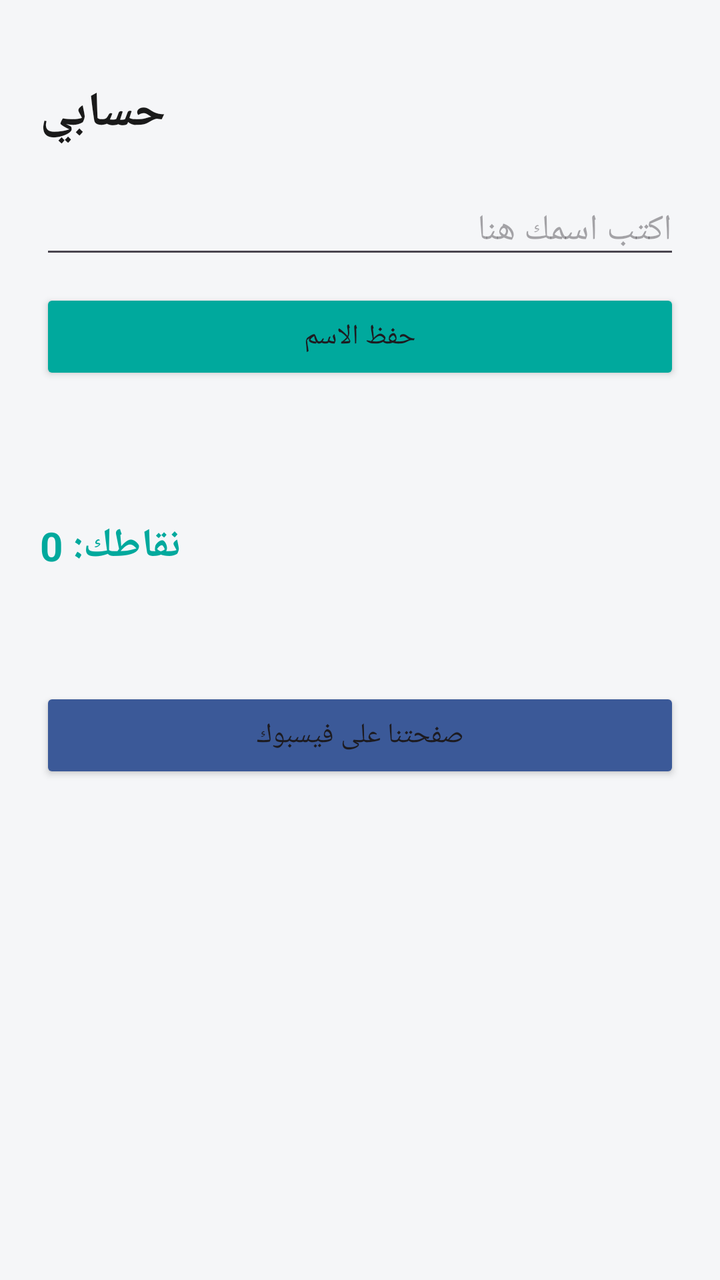
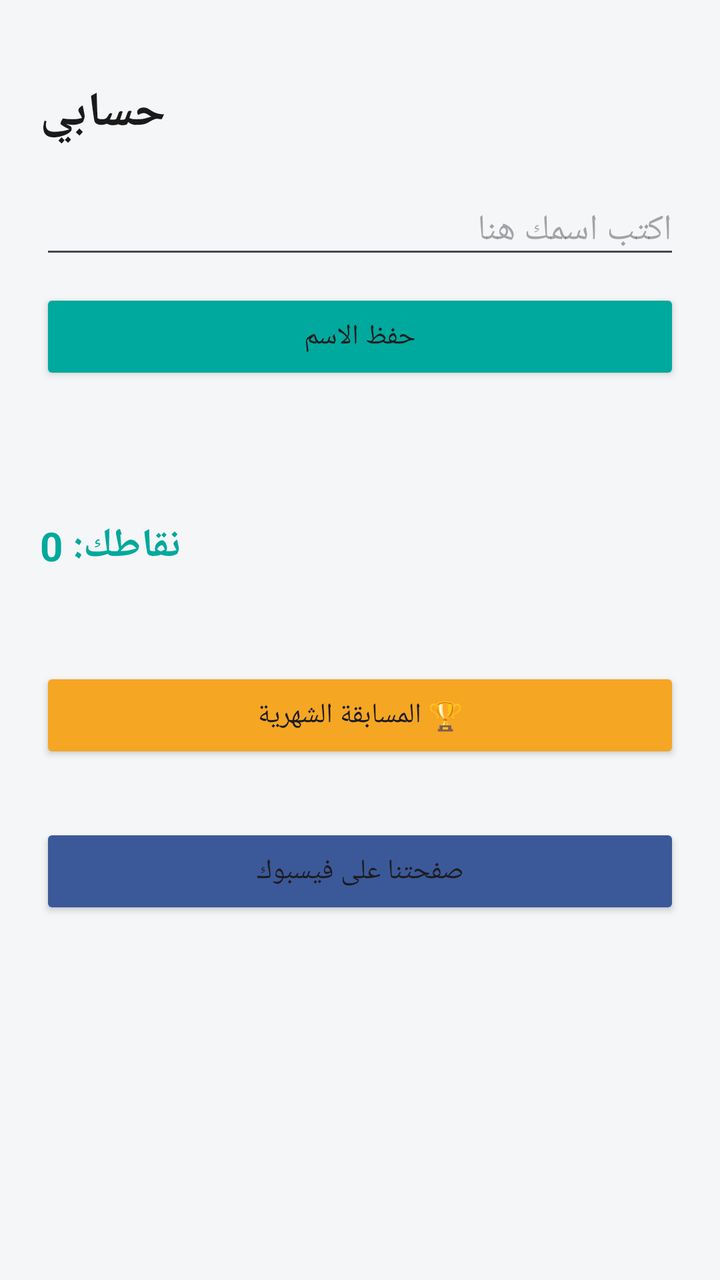

An Android layout rendered at two revisions. The XML below is the earlier revision; the diff shows what the commit changed to produce the second picture.
<!-- AndroidManifest.xml: application theme Theme.1Bac -->
<!-- res/layout/activity_account.xml -->
<?xml version="1.0" encoding="utf-8"?>
<ScrollView xmlns:android="http://schemas.android.com/apk/res/android"
    android:layout_width="match_parent"
    android:layout_height="match_parent"
    android:background="@color/bg_gray">

    <LinearLayout
        android:layout_width="match_parent"
        android:layout_height="wrap_content"
        android:orientation="vertical"
        android:padding="20dp">

        <TextView
            android:layout_width="wrap_content"
            android:layout_height="wrap_content"
            android:layout_marginTop="20dp"
            android:text="حسابي"
            android:textSize="24sp"
            android:textStyle="bold"
            android:textColor="@color/text_dark" />

        
        <EditText
            android:id="@+id/nameInput"
            android:layout_width="match_parent"
            android:layout_height="wrap_content"
            android:layout_marginTop="20dp"
            android:hint="اكتب اسمك هنا"
            android:textSize="18sp" />

        <Button
            android:id="@+id/saveNameButton"
            android:layout_width="match_parent"
            android:layout_height="wrap_content"
            android:layout_marginTop="10dp"
            android:text="حفظ الاسم"
            android:backgroundTint="@color/teal_primary" />

        <TextView
            android:id="@+id/welcomeText"
            android:layout_width="wrap_content"
            android:layout_height="wrap_content"
            android:layout_marginTop="20dp"
            android:text=""
            android:textSize="20sp"
            android:textStyle="bold"
            android:textColor="@color/text_dark" />

        
        <TextView
            android:id="@+id/pointsText"
            android:layout_width="wrap_content"
            android:layout_height="wrap_content"
            android:layout_marginTop="20dp"
            android:text="نقاطك: 0"
            android:textSize="20sp"
            android:textStyle="bold"
            android:textColor="@color/teal_primary" />
        <TextView
            android:id="@+id/lastLoginText"
            android:layout_width="wrap_content"
            android:layout_height="wrap_content"
            android:layout_marginTop="8dp"
            android:text=""
            android:textSize="14sp"
            android:textColor="#888888" />

        
        <Button
            android:id="@+id/facebookButton"
            android:layout_width="match_parent"
            android:layout_height="wrap_content"
            android:layout_marginTop="30dp"
            android:text="صفحتنا على فيسبوك"
            android:backgroundTint="#3b5998" />

    </LinearLayout>
</ScrollView>
<!-- resources referenced by this layout -->
<resources>
  <color name="bg_gray">#F5F6F8</color>
  <color name="teal_primary">#00A99D</color>
  <color name="text_dark">#1A1A1A</color>
  <style name="Theme.1Bac" parent="Base.Theme.1Bac" />
  <style name="Base.Theme.1Bac" parent="Theme.Material3.DayNight.NoActionBar">
          
          
      </style>
</resources>

<!-- the commit's change to res/layout/activity_account.xml (unified diff, before → after) -->
@@ -64,6 +64,13 @@
             android:text=""
             android:textSize="14sp"
             android:textColor="#888888" />
+        <Button
+            android:id="@+id/leaderboardButton"
+            android:layout_width="match_parent"
+            android:layout_height="wrap_content"
+            android:layout_marginTop="20dp"
+            android:text="🏆 المسابقة الشهرية"
+            android:backgroundTint="#F5A623" />
 
         
         <Button
